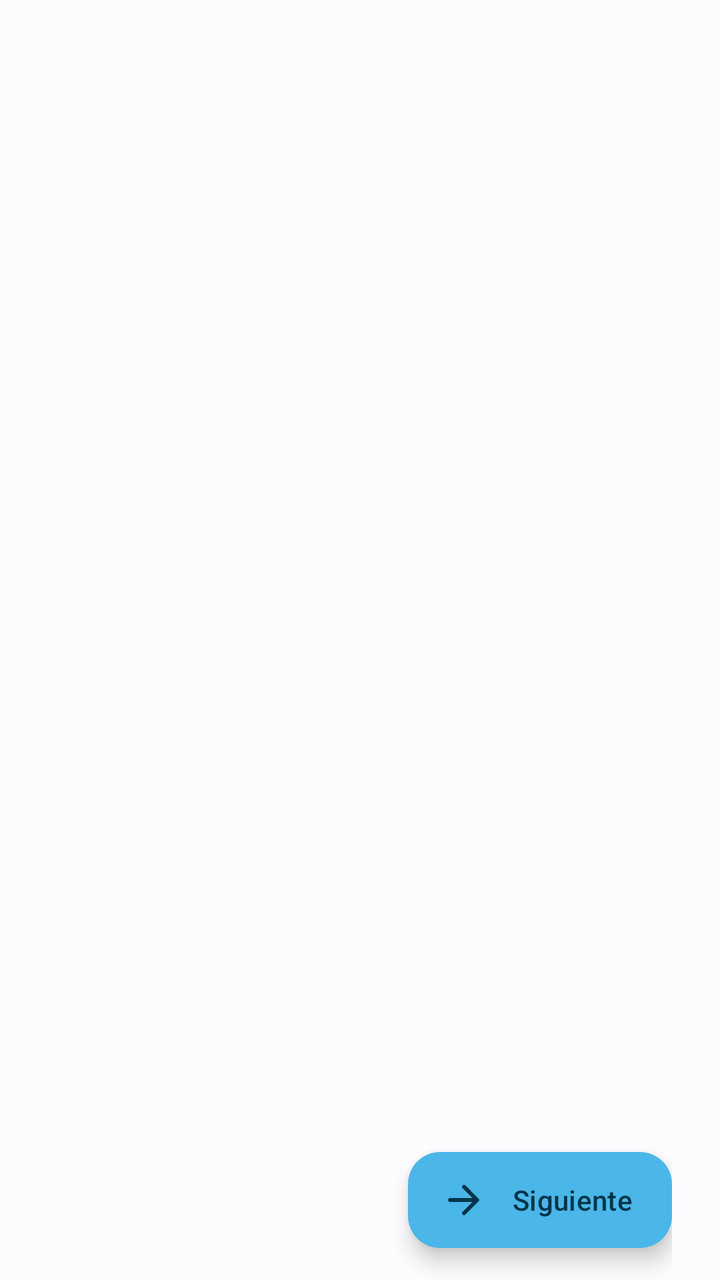
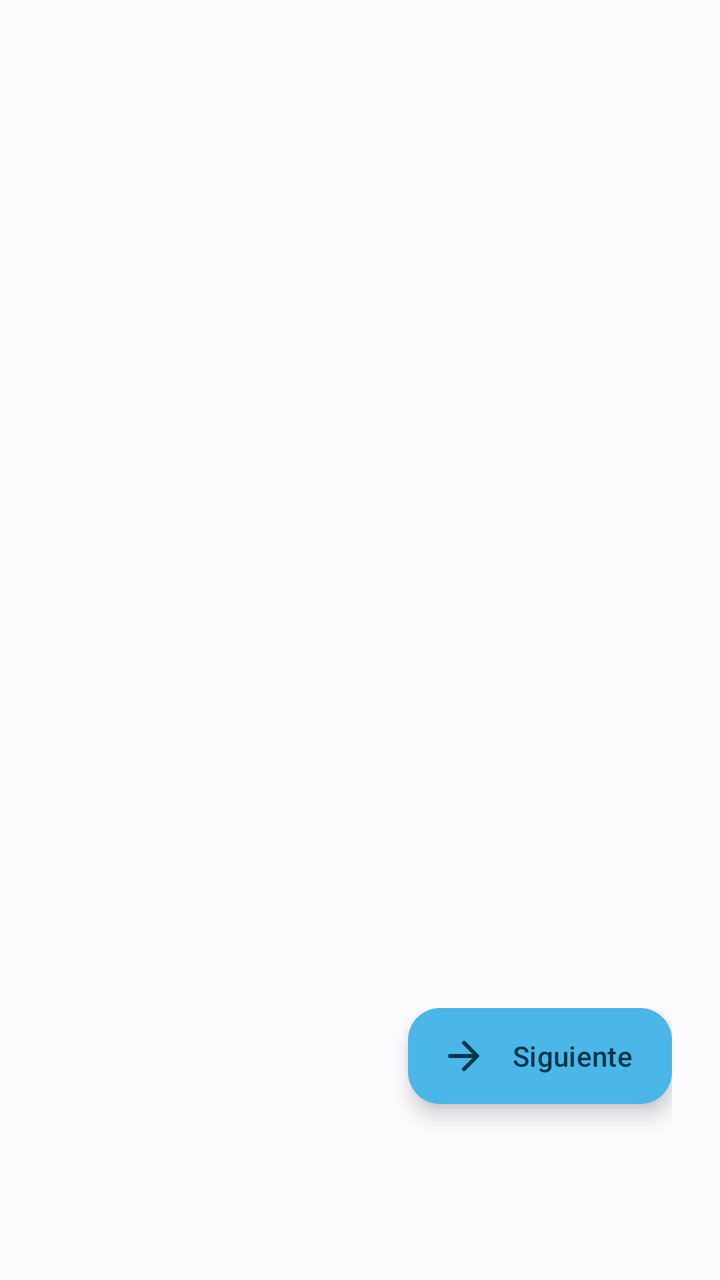

Before-and-after screenshots of an Android layout around one commit, followed by the original layout XML and the change that was made.
<!-- AndroidManifest.xml: application theme Theme.PreuSync.Dynamic -->
<!-- res/layout/activity_onboarding.xml -->
<?xml version="1.0" encoding="utf-8"?>
<androidx.constraintlayout.widget.ConstraintLayout
    xmlns:android="http://schemas.android.com/apk/res/android"
    xmlns:app="http://schemas.android.com/apk/res-auto"
    xmlns:tools="http://schemas.android.com/tools"
    android:layout_width="match_parent"
    android:layout_height="match_parent"
    android:background="?attr/colorBackground"
    android:fitsSystemWindows="true">

    <androidx.viewpager2.widget.ViewPager2
        android:id="@+id/viewPager"
        android:layout_width="match_parent"
        android:layout_height="0dp"
        android:clipToPadding="false"
        android:clipChildren="false"
        app:layout_constraintBottom_toTopOf="@+id/navigationBar"
        app:layout_constraintTop_toTopOf="parent" />

    
    <androidx.constraintlayout.widget.ConstraintLayout
        android:id="@+id/navigationBar"
        android:layout_width="match_parent"
        android:layout_height="80dp"
        android:paddingHorizontal="24dp"
        android:background="?attr/colorBackground"
        app:layout_constraintBottom_toBottomOf="parent">

        <com.google.android.material.tabs.TabLayout
            android:id="@+id/tabLayout"
            android:layout_width="wrap_content"
            android:layout_height="12dp"
            android:background="@android:color/transparent"
            app:layout_constraintBottom_toBottomOf="parent"
            app:layout_constraintStart_toStartOf="parent"
            app:layout_constraintTop_toTopOf="parent"
            app:tabBackground="@drawable/selector_onboarding_indicator"
            app:tabGravity="center"
            app:tabIndicatorHeight="0dp"
            app:tabMaxWidth="48dp"
            app:tabMinWidth="24dp"
            app:tabMode="fixed"
            app:tabRippleColor="@null"
            app:tabPaddingStart="6dp"
            app:tabPaddingEnd="6dp"/>

        <com.google.android.material.button.MaterialButton
            android:id="@+id/buttonBack"
            style="@style/Widget.Material3.Button.TextButton"
            android:layout_width="wrap_content"
            android:layout_height="wrap_content"
            android:layout_marginEnd="8dp"
            android:text="@string/button_previous"
            android:visibility="gone"
            app:layout_constraintBottom_toBottomOf="parent"
            app:layout_constraintEnd_toStartOf="@+id/buttonNext"
            app:layout_constraintTop_toTopOf="parent"
            tools:visibility="visible" />

        <com.google.android.material.floatingactionbutton.ExtendedFloatingActionButton
            android:id="@+id/buttonNext"
            android:layout_width="wrap_content"
            android:layout_height="wrap_content"
            android:text="@string/button_next"
            app:icon="@drawable/ic_arrow_forward"
            app:layout_constraintBottom_toBottomOf="parent"
            app:layout_constraintEnd_toEndOf="parent"
            app:layout_constraintTop_toTopOf="parent" />

    </androidx.constraintlayout.widget.ConstraintLayout>

</androidx.constraintlayout.widget.ConstraintLayout>
<!-- resources referenced by this layout -->
<resources>
  <!-- drawable ic_arrow_forward (drawable) -->
  <?xml version="1.0" encoding="utf-8"?>
  <vector xmlns:android="http://schemas.android.com/apk/res/android"
      android:width="24dp"
      android:height="24dp"
      android:viewportWidth="24"
      android:viewportHeight="24">
      <path
          android:fillColor="?attr/colorAccent"
          android:pathData="M5,13h11.17l-4.88,4.88c-0.39,0.39 -0.39,1.03 0,1.42s1.02,0.39 1.41,0l6.59,-6.59c0.39,-0.39 0.39,-1.02 0,-1.41l-6.58,-6.6c-0.39,-0.39 -1.02,-0.39 -1.41,0s-0.39,1.02 0,1.41L16.17,11H5c-0.55,0 -1,0.45 -1,1s0.45,1 1,1z" />
  </vector>
  <!-- drawable selector_onboarding_indicator (drawable) -->
  <?xml version="1.0" encoding="utf-8"?>
  <selector xmlns:android="http://schemas.android.com/apk/res/android">
      <item android:drawable="@drawable/bg_onboarding_indicator_active" android:state_selected="true" />
      <item android:drawable="@drawable/bg_onboarding_indicator_inactive" />
  </selector>
  <string name="button_next">Siguiente</string>
  <string name="button_previous">Anterior</string>
  <!-- drawable bg_onboarding_indicator_active (drawable) -->
  <?xml version="1.0" encoding="utf-8"?>
  <shape xmlns:android="http://schemas.android.com/apk/res/android"
      android:shape="rectangle">
      <solid android:color="?attr/colorAccent" />
      <corners android:radius="4dp" />
      <size android:width="24dp" android:height="4dp" />
  </shape>
  <!-- drawable bg_onboarding_indicator_inactive (drawable) -->
  <?xml version="1.0" encoding="utf-8"?>
  <shape xmlns:android="http://schemas.android.com/apk/res/android"
      android:shape="rectangle">
      <solid android:color="?attr/colorControlHighlight" />
      <corners android:radius="4dp" />
      <size android:width="12dp" android:height="4dp" />
  </shape>
  <color name="colorText">#191C1E</color>
  <color name="colorError">#BA1A1A</color>
  <style name="ThemeOverlay.PreuSync.MaterialAlertDialog" parent="ThemeOverlay.Material3.MaterialAlertDialog">
          <item name="colorPrimary">?attr/colorAccent</item>
          <item name="colorSecondary">?attr/colorAccent</item>
      </style>
  <style name="Widget.PreuSync.CardView" parent="Widget.Material3.CardView.Elevated">
          <item name="cardCornerRadius">@dimen/card_corner_radius</item>
          <item name="cardElevation">@dimen/card_elevation</item>
          <item name="cardBackgroundColor">?attr/colorBackgroundCard</item>
          <item name="strokeWidth">0dp</item>
      </style>
  <dimen name="card_corner_radius">20dp</dimen>
  <dimen name="card_elevation">4dp</dimen>
  <!-- unchanged entries left out for length: 1 -->
</resources>

<!-- the commit's change to res/layout/activity_onboarding.xml (unified diff, before → after) -->
@@ -12,8 +12,6 @@
         android:id="@+id/viewPager"
         android:layout_width="match_parent"
         android:layout_height="0dp"
-        android:clipToPadding="false"
-        android:clipChildren="false"
         app:layout_constraintBottom_toTopOf="@+id/navigationBar"
         app:layout_constraintTop_toTopOf="parent" />
 
@@ -21,39 +19,20 @@
     <androidx.constraintlayout.widget.ConstraintLayout
         android:id="@+id/navigationBar"
         android:layout_width="match_parent"
-        android:layout_height="80dp"
+        android:layout_height="wrap_content"
         android:paddingHorizontal="24dp"
+        android:paddingBottom="24dp"
         android:background="?attr/colorBackground"
         app:layout_constraintBottom_toBottomOf="parent">
-
-        <com.google.android.material.tabs.TabLayout
-            android:id="@+id/tabLayout"
-            android:layout_width="wrap_content"
-            android:layout_height="12dp"
-            android:background="@android:color/transparent"
-            app:layout_constraintBottom_toBottomOf="parent"
-            app:layout_constraintStart_toStartOf="parent"
-            app:layout_constraintTop_toTopOf="parent"
-            app:tabBackground="@drawable/selector_onboarding_indicator"
-            app:tabGravity="center"
-            app:tabIndicatorHeight="0dp"
-            app:tabMaxWidth="48dp"
-            app:tabMinWidth="24dp"
-            app:tabMode="fixed"
-            app:tabRippleColor="@null"
-            app:tabPaddingStart="6dp"
-            app:tabPaddingEnd="6dp"/>
 
         <com.google.android.material.button.MaterialButton
             android:id="@+id/buttonBack"
             style="@style/Widget.Material3.Button.TextButton"
             android:layout_width="wrap_content"
             android:layout_height="wrap_content"
-            android:layout_marginEnd="8dp"
             android:text="@string/button_previous"
             android:visibility="gone"
-            app:layout_constraintBottom_toBottomOf="parent"
-            app:layout_constraintEnd_toStartOf="@+id/buttonNext"
+            app:layout_constraintStart_toStartOf="parent"
             app:layout_constraintTop_toTopOf="parent"
             tools:visibility="visible" />
 
@@ -63,9 +42,28 @@
             android:layout_height="wrap_content"
             android:text="@string/button_next"
             app:icon="@drawable/ic_arrow_forward"
-            app:layout_constraintBottom_toBottomOf="parent"
             app:layout_constraintEnd_toEndOf="parent"
             app:layout_constraintTop_toTopOf="parent" />
+
+        
+        <com.google.android.material.tabs.TabLayout
+            android:id="@+id/tabLayout"
+            android:layout_width="wrap_content"
+            android:layout_height="wrap_content"
+            android:layout_marginTop="16dp"
+            android:background="@android:color/transparent"
+            app:layout_constraintEnd_toEndOf="parent"
+            app:layout_constraintStart_toStartOf="parent"
+            app:layout_constraintTop_toBottomOf="@id/buttonNext"
+            app:tabBackground="@drawable/selector_onboarding_indicator"
+            app:tabGravity="center"
+            app:tabIndicatorHeight="0dp"
+            app:tabMaxWidth="48dp"
+            app:tabMinWidth="24dp"
+            app:tabMode="fixed"
+            app:tabRippleColor="@null"
+            app:tabPaddingStart="0dp"
+            app:tabPaddingEnd="0dp"/>
 
     </androidx.constraintlayout.widget.ConstraintLayout>
 
<!-- resource entries referenced after the edit -->
@@ -21,20 +21,26 @@
   <string name="button_previous">Anterior</string>
   <!-- drawable bg_onboarding_indicator_active (drawable) -->
   <?xml version="1.0" encoding="utf-8"?>
-  <shape xmlns:android="http://schemas.android.com/apk/res/android"
-      android:shape="rectangle">
-      <solid android:color="?attr/colorAccent" />
-      <corners android:radius="4dp" />
-      <size android:width="24dp" android:height="4dp" />
-  </shape>
+  <inset xmlns:android="http://schemas.android.com/apk/res/android"
+      android:insetLeft="4dp"
+      android:insetRight="4dp">
+      <shape android:shape="rectangle">
+          <solid android:color="?attr/colorAccent" />
+          <corners android:radius="4dp" />
+          <size android:width="24dp" android:height="4dp" />
+      </shape>
+  </inset>
   <!-- drawable bg_onboarding_indicator_inactive (drawable) -->
   <?xml version="1.0" encoding="utf-8"?>
-  <shape xmlns:android="http://schemas.android.com/apk/res/android"
-      android:shape="rectangle">
-      <solid android:color="?attr/colorControlHighlight" />
-      <corners android:radius="4dp" />
-      <size android:width="12dp" android:height="4dp" />
-  </shape>
+  <inset xmlns:android="http://schemas.android.com/apk/res/android"
+      android:insetLeft="4dp"
+      android:insetRight="4dp">
+      <shape android:shape="rectangle">
+          <solid android:color="?attr/colorControlHighlight" />
+          <corners android:radius="4dp" />
+          <size android:width="12dp" android:height="4dp" />
+      </shape>
+  </inset>
   <color name="colorText">#191C1E</color>
   <color name="colorError">#BA1A1A</color>
   <style name="ThemeOverlay.PreuSync.MaterialAlertDialog" parent="ThemeOverlay.Material3.MaterialAlertDialog">
